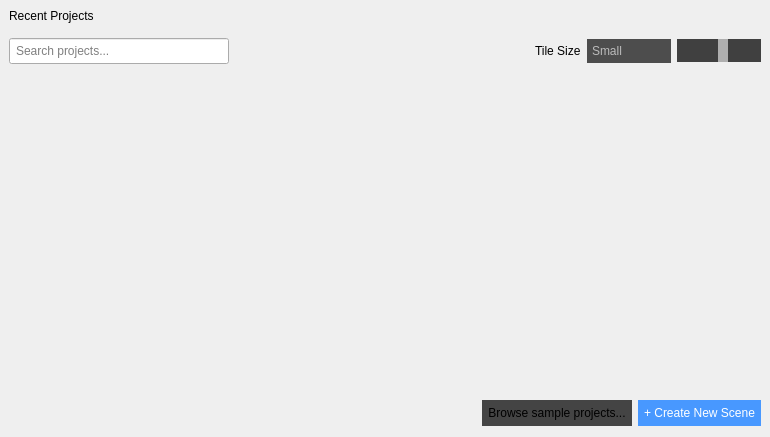
jahshaka/Studio, file src/widgets/projectmanager.ui: the form before one commit.
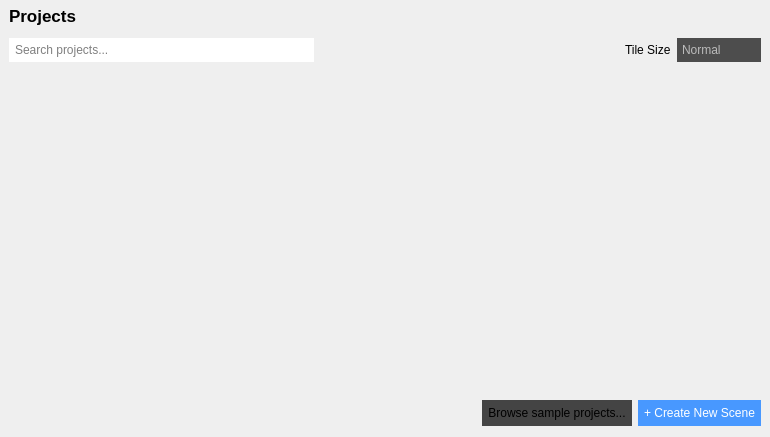
The form after the commit. Icons and pictures are not drawn.

Patch:
```diff
--- a/src/widgets/projectmanager.ui
+++ b/src/widgets/projectmanager.ui
@@ -16,6 +16,7 @@
   <property name="styleSheet">
    <string notr="true">#lineEdit {
 	padding: 4px;
+border: 0;
 }
 
 QComboBox {
@@ -157,7 +158,7 @@
      <property name="minimumSize">
       <size>
        <width>0</width>
-       <height>32</height>
+       <height>0</height>
       </size>
      </property>
      <property name="maximumSize">
@@ -181,8 +182,15 @@
       </property>
       <item>
        <widget class="QLabel" name="label_3">
+        <property name="font">
+         <font>
+          <pointsize>13</pointsize>
+          <weight>75</weight>
+          <bold>true</bold>
+         </font>
+        </property>
         <property name="text">
-         <string>Recent Projects</string>
+         <string>Projects</string>
         </property>
        </widget>
       </item>
@@ -273,6 +281,12 @@
           <height>16777215</height>
          </size>
         </property>
+        <property name="currentText">
+         <string>Normal</string>
+        </property>
+        <property name="currentIndex">
+         <number>1</number>
+        </property>
         <item>
          <property name="text">
           <string>Small</string>
@@ -295,34 +309,6 @@
         </item>
        </widget>
       </item>
-      <item>
-       <widget class="QSlider" name="horizontalSlider">
-        <property name="sizePolicy">
-         <sizepolicy hsizetype="Fixed" vsizetype="Fixed">
-          <horstretch>0</horstretch>
-          <verstretch>0</verstretch>
-         </sizepolicy>
-        </property>
-        <property name="minimumSize">
-         <size>
-          <width>0</width>
-          <height>23</height>
-         </size>
-        </property>
-        <property name="minimum">
-         <number>1</number>
-        </property>
-        <property name="maximum">
-         <number>10</number>
-        </property>
-        <property name="value">
-         <number>6</number>
-        </property>
-        <property name="orientation">
-         <enum>Qt::Horizontal</enum>
-        </property>
-       </widget>
-      </item>
      </layout>
     </widget>
    </item>
```
